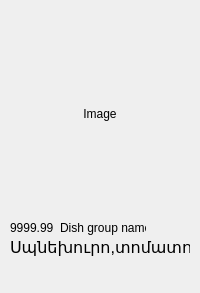
Old version of the form Smart/menudish.ui in the repository End1-1/Cafe5.
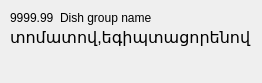
New version of the form. Icons and pictures are not drawn.

```diff
--- a/Smart/menudish.ui
+++ b/Smart/menudish.ui
@@ -6,20 +6,26 @@
    <rect>
     <x>0</x>
     <y>0</y>
-    <width>200</width>
-    <height>293</height>
+    <width>231</width>
+    <height>83</height>
    </rect>
   </property>
+  <property name="sizePolicy">
+   <sizepolicy hsizetype="Preferred" vsizetype="Preferred">
+    <horstretch>0</horstretch>
+    <verstretch>0</verstretch>
+   </sizepolicy>
+  </property>
   <property name="minimumSize">
    <size>
-    <width>200</width>
-    <height>100</height>
+    <width>0</width>
+    <height>0</height>
    </size>
   </property>
   <property name="maximumSize">
    <size>
     <width>16777215</width>
-    <height>400</height>
+    <height>16777215</height>
    </size>
   </property>
   <property name="windowTitle">
@@ -50,7 +56,35 @@
       <property name="verticalSpacing">
        <number>2</number>
       </property>
-      <item row="1" column="0">
+      <item row="0" column="3">
+       <widget class="QLabel" name="lbCalcWarning">
+        <property name="enabled">
+         <bool>true</bool>
+        </property>
+        <property name="minimumSize">
+         <size>
+          <width>16</width>
+          <height>16</height>
+         </size>
+        </property>
+        <property name="maximumSize">
+         <size>
+          <width>16</width>
+          <height>16</height>
+         </size>
+        </property>
+        <property name="text">
+         <string/>
+        </property>
+        <property name="pixmap">
+         <pixmap resource="../resources/resources.qrc">:/minus.png</pixmap>
+        </property>
+        <property name="scaledContents">
+         <bool>true</bool>
+        </property>
+       </widget>
+      </item>
+      <item row="0" column="0">
        <widget class="QLabel" name="lbDishPrice">
         <property name="sizePolicy">
          <sizepolicy hsizetype="Minimum" vsizetype="Minimum">
@@ -63,7 +97,7 @@
         </property>
        </widget>
       </item>
-      <item row="1" column="2">
+      <item row="0" column="2">
        <widget class="QLabel" name="lbSelfcostWarning">
         <property name="enabled">
          <bool>true</bool>
@@ -91,69 +125,11 @@
         </property>
        </widget>
       </item>
-      <item row="2" column="0" colspan="4">
-       <widget class="QLabel" name="lbDishName">
-        <property name="minimumSize">
-         <size>
-          <width>0</width>
-          <height>45</height>
-         </size>
-        </property>
-        <property name="maximumSize">
-         <size>
-          <width>16777215</width>
-          <height>16777215</height>
-         </size>
-        </property>
-        <property name="font">
-         <font>
-          <pointsize>12</pointsize>
-         </font>
-        </property>
-        <property name="text">
-         <string>Սպնեխուրո,տոմատով,եգիպտացորենով</string>
-        </property>
-        <property name="alignment">
-         <set>Qt::AlignmentFlag::AlignLeading|Qt::AlignmentFlag::AlignLeft|Qt::AlignmentFlag::AlignTop</set>
-        </property>
-        <property name="wordWrap">
-         <bool>true</bool>
-        </property>
-       </widget>
-      </item>
-      <item row="1" column="3">
-       <widget class="QLabel" name="lbCalcWarning">
-        <property name="enabled">
-         <bool>true</bool>
-        </property>
-        <property name="minimumSize">
-         <size>
-          <width>16</width>
-          <height>16</height>
-         </size>
-        </property>
-        <property name="maximumSize">
-         <size>
-          <width>16</width>
-          <height>16</height>
-         </size>
-        </property>
-        <property name="text">
-         <string/>
-        </property>
-        <property name="pixmap">
-         <pixmap resource="../resources/resources.qrc">:/minus.png</pixmap>
-        </property>
-        <property name="scaledContents">
-         <bool>true</bool>
-        </property>
-       </widget>
-      </item>
-      <item row="1" column="1">
+      <item row="0" column="1">
        <widget class="QWidget" name="widget_2" native="true">
         <property name="sizePolicy">
          <sizepolicy hsizetype="Preferred" vsizetype="Preferred">
-          <horstretch>1</horstretch>
+          <horstretch>0</horstretch>
           <verstretch>0</verstretch>
          </sizepolicy>
         </property>
@@ -175,6 +151,12 @@
          </property>
          <item>
           <widget class="QLabel" name="lbDishGroupName">
+           <property name="sizePolicy">
+            <sizepolicy hsizetype="Expanding" vsizetype="Preferred">
+             <horstretch>1</horstretch>
+             <verstretch>0</verstretch>
+            </sizepolicy>
+           </property>
            <property name="text">
             <string>Dish group name</string>
            </property>
@@ -183,10 +165,10 @@
         </layout>
        </widget>
       </item>
-      <item row="0" column="0" colspan="4">
-       <widget class="QLabel" name="lbImage">
+      <item row="1" column="0" colspan="4">
+       <widget class="QLabel" name="lbDishName">
         <property name="sizePolicy">
-         <sizepolicy hsizetype="Expanding" vsizetype="Expanding">
+         <sizepolicy hsizetype="Preferred" vsizetype="Preferred">
           <horstretch>0</horstretch>
           <verstretch>0</verstretch>
          </sizepolicy>
@@ -194,14 +176,28 @@
         <property name="minimumSize">
          <size>
           <width>0</width>
-          <height>0</height>
+          <height>45</height>
          </size>
         </property>
+        <property name="maximumSize">
+         <size>
+          <width>16777215</width>
+          <height>16777215</height>
+         </size>
+        </property>
+        <property name="font">
+         <font>
+          <pointsize>12</pointsize>
+         </font>
+        </property>
         <property name="text">
-         <string>Image</string>
+         <string>տոմատով,եգիպտացորենով</string>
         </property>
         <property name="alignment">
-         <set>Qt::AlignmentFlag::AlignCenter</set>
+         <set>Qt::AlignmentFlag::AlignLeading|Qt::AlignmentFlag::AlignLeft|Qt::AlignmentFlag::AlignTop</set>
+        </property>
+        <property name="wordWrap">
+         <bool>true</bool>
         </property>
        </widget>
       </item>
```
